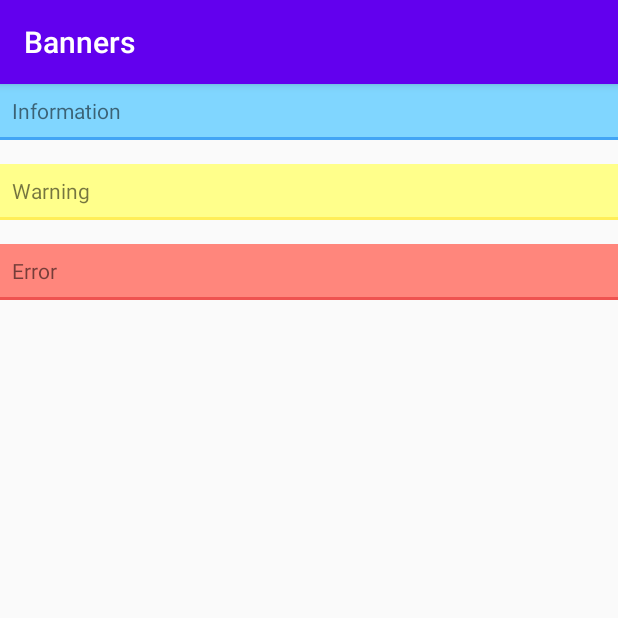
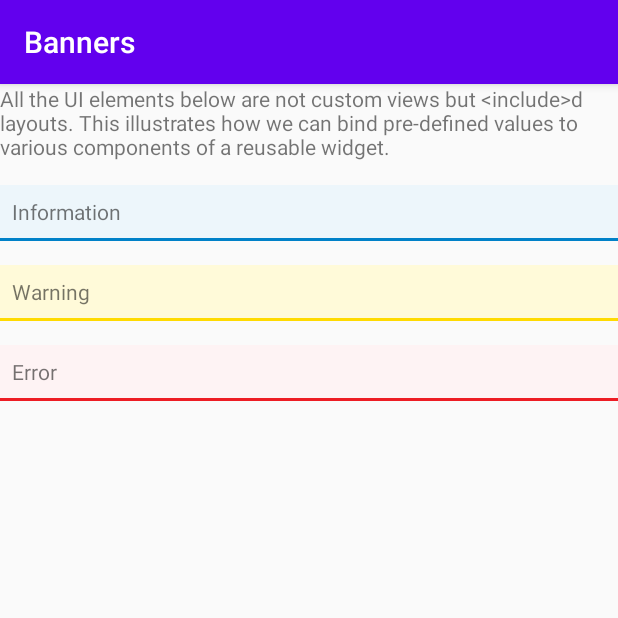
Before and after one commit to zmdominguez/databinding-samples-zh, an Android app: the BannersActivity screen opened directly, with no data from a screen before it, on a phone screen of 412 x 824 dp, the top half of it. Run offline under Robolectric (Android 15) with nearby library versions, the phone set to English and light mode, and no system bars; our stand-ins replace data binding; 2 statements that could not run were skipped.

Commit message:
Use a BindingAdapter for the highlight

```diff
--- a/app/src/main/java/dev/zarah/databinding/BannersActivity.kt
+++ b/app/src/main/java/dev/zarah/databinding/BannersActivity.kt
@@ -14,6 +14,8 @@ class BannersActivity: AppCompatActivity() {
     override fun onCreate(savedInstanceState: Bundle?) {
         super.onCreate(savedInstanceState)
         val binding = DataBindingUtil.setContentView<ActivityBannersBinding>(this, R.layout.activity_banners)
+        binding.headline = "All the UI elements below are not custom views but <include>d layouts. This illustrates how we can " +
+            "bind pre-defined values to various components of a reusable widget."
     }
 
     enum class Banner(val label: String,
@@ -26,6 +28,6 @@ class BannersActivity: AppCompatActivity() {
 }
 
 @BindingAdapter("bannerHighlight")
-fun setBannerHighlight(view: View, @ColorRes bannerHighlight: Int) {
-    view.setBackgroundColor(ContextCompat.getColor(view.context, bannerHighlight))
+fun setBannerHighlight(view: View, banner: BannersActivity.Banner) {
+    view.setBackgroundColor(ContextCompat.getColor(view.context, banner.highlight))
 }
--- a/app/src/main/res/layout/activity_banners.xml
+++ b/app/src/main/res/layout/activity_banners.xml
@@ -7,15 +7,20 @@
         <import type="dev.zarah.databinding.BannersActivity.Banner" />
 
         <variable
-            name="handlers"
-            type="dev.zarah.databinding.MainActivity" />
+            name="headline"
+            type="String" />
     </data>
 
     <LinearLayout
         android:layout_width="match_parent"
         android:layout_height="match_parent"
-        android:orientation="vertical"
-        tools:context=".MainActivity">
+        android:orientation="vertical">
+
+        <TextView
+            android:layout_width="match_parent"
+            android:layout_height="wrap_content"
+            android:text="@{headline}"
+            android:paddingBottom="16dp"/>
 
         <include layout="@layout/include_banner"
             android:layout_height="wrap_content"
--- a/app/src/main/res/layout/include_banner.xml
+++ b/app/src/main/res/layout/include_banner.xml
@@ -35,7 +35,7 @@
             android:layout_width="0dp"
             android:layout_height="2dp"
             android:layout_marginTop="8dp"
-            app:bannerHighlight="@{bannerType.highlight}"
+            app:bannerHighlight="@{bannerType}"
             app:layout_constraintEnd_toEndOf="parent"
             app:layout_constraintStart_toStartOf="parent"
             app:layout_constraintTop_toBottomOf="@id/text"
--- a/app/src/main/res/values/colors.xml
+++ b/app/src/main/res/values/colors.xml
@@ -4,10 +4,10 @@
     <color name="colorPrimaryDark">#3700B3</color>
     <color name="colorAccent">#03DAC5</color>
 
-    <color name="banner_warning_background">#ffff8b</color>
-    <color name="banner_warning_highlight">#ffee58</color>
-    <color name="banner_error_background">#ff867c</color>
-    <color name="banner_error_highlight">#ef5350</color>
-    <color name="banner_info_background">#80d6ff</color>
-    <color name="banner_info_highlight">#42a5f5</color>
+    <color name="banner_warning_background">#fffad9</color>
+    <color name="banner_warning_highlight">#ffda00</color>
+    <color name="banner_error_background">#fef3f4</color>
+    <color name="banner_error_highlight">#ed1c24</color>
+    <color name="banner_info_background">#edf6fb</color>
+    <color name="banner_info_highlight">#0081c8</color>
 </resources>
```
